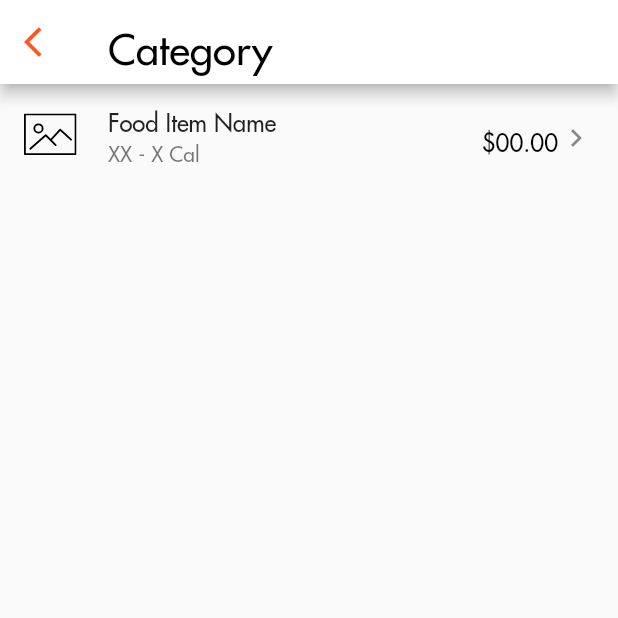
After one commit to tranbrandon96/Dine-N-Dash, a Flutter app: the FoodCategoryScreen screen opened directly, on a phone screen of 412 x 824 dp, the top half of it. The commit adds this screen. Run offline on Flutter 3.47's test engine with Material 2 defaults, Android fonts, the light colour scheme and no system bars; our stand-ins replace cloud_firestore, firebase_auth, firebase_core, flutter_svg, google_sign_in, image_picker; accounts and stored records are empty.

Commit message:
created foods in cateogry screen

```diff
--- a/lib/screens/employee_screens/view_table_screen.dart
+++ b/lib/screens/employee_screens/view_table_screen.dart
@@ -1,4 +1,4 @@
-import 'package:flutter/material.dart';
+cimport 'package:flutter/material.dart';
 import 'package:flutter/widgets.dart';
 import 'package:flutter/cupertino.dart';
 import 'package:flutter_app/screens/employee_screens/checkout_screen.dart';
--- /dev/null
+++ b/lib/screens/food/food_category.dart
@@ -0,0 +1,54 @@
+import 'package:flutter/material.dart';
+import 'package:flutter/widgets.dart';
+import 'package:flutter/cupertino.dart';
+import 'package:flutter_svg/svg.dart';
+
+class FoodCategoryScreen extends StatefulWidget{
+  _FoodCategoryScreen createState() => _FoodCategoryScreen();
+}
+
+class _FoodCategoryScreen extends State<FoodCategoryScreen>{
+  List<ListTile> sameCategoryFoodItems = [
+    ListTile(
+      leading: SvgPicture.asset(
+        "assets/images/foodPlaceHolder.svg",
+        height: 35,
+        width: 35,
+      ),
+      title: Text('Food Item Name'),
+      subtitle: Text('XX - X Cal'),
+      trailing: Row(
+        mainAxisSize: MainAxisSize.min,
+        children: <Widget> [
+          Text(
+              "\$00.00",
+            style: TextStyle(fontSize: 16, color: Colors.black),
+          ),
+          Icon(Icons.keyboard_arrow_right),
+        ]
+      )
+    )
+  ];
+
+
+  Widget build(BuildContext context) {
+    return Scaffold(
+      appBar: AppBar(
+        leading: Icon(Icons.arrow_back_ios, color: Colors.deepOrange),
+        backgroundColor: Colors.white,
+        title: Text(
+          'Category',
+          style: TextStyle(
+            fontSize: 28.0,
+            fontFamily: 'Futura',
+            fontWeight: FontWeight.w400,
+            color: Colors.black,
+          ),
+        ),
+      ),
+      body: Container(
+        height: MediaQuery.of(context).size.height,
+        child: ListView(children: sameCategoryFoodItems),
+      ),
+    );
+  }}
```
Also changed, not shown: pubspec.lock, 4 other files.
